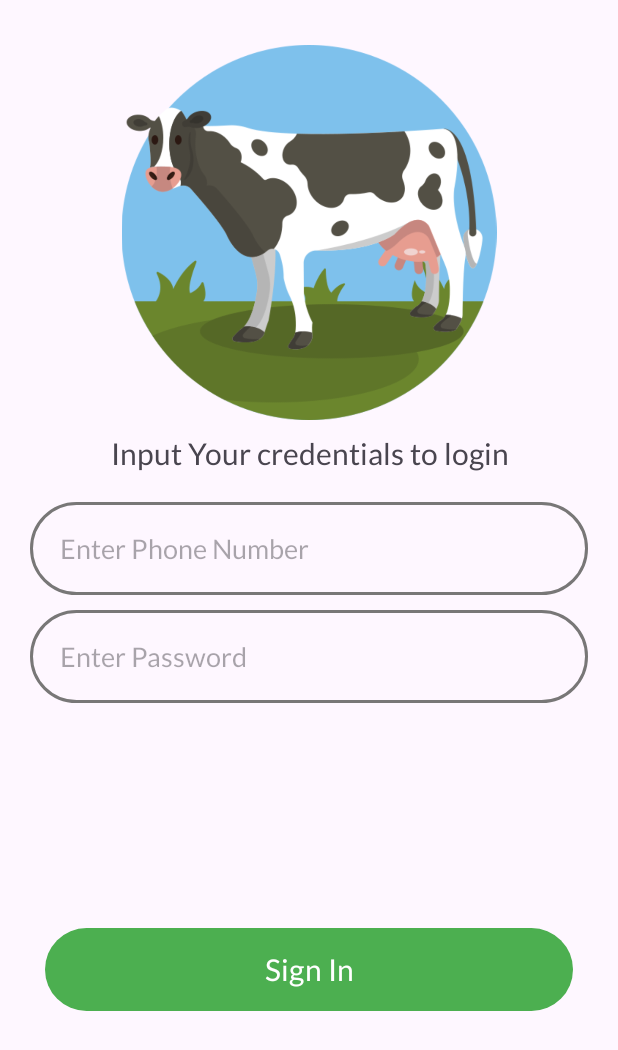
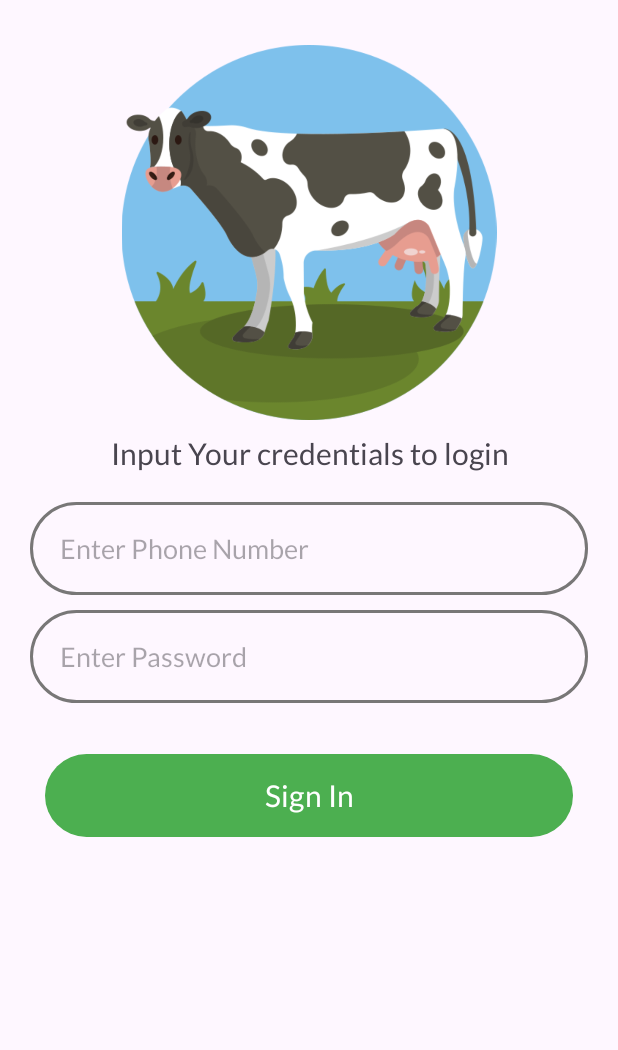
Before and after one commit to IvanOjok/MyFarm, an Android app: the screen it shows after launch (MainActivity), on a phone screen of 412 x 824 dp. Shown: the top 1050 px of the screen. Run offline under Robolectric (Android 15) with nearby library versions, the phone set to English and light mode, and no system bars.

Commit message:
Login fragment implementation; retrofit

```diff
--- a/app/build.gradle.kts
+++ b/app/build.gradle.kts
@@ -50,6 +50,12 @@ dependencies {
     androidTestImplementation("androidx.test.ext:junit:1.1.5")
     androidTestImplementation("androidx.test.espresso:espresso-core:3.5.1")
 
+    //navigation
     implementation("androidx.navigation:navigation-fragment-ktx:$nav_version")
     implementation("androidx.navigation:navigation-ui-ktx:$nav_version")
+
+    //retrofit
+    implementation("com.squareup.retrofit2:retrofit:2.9.0")
+    implementation("com.squareup.retrofit2:converter-gson:2.9.0")
+    implementation("com.google.code.gson:gson:2.10.1")
 }
--- a/app/src/main/AndroidManifest.xml
+++ b/app/src/main/AndroidManifest.xml
@@ -1,6 +1,8 @@
 <?xml version="1.0" encoding="utf-8"?>
 <manifest xmlns:android="http://schemas.android.com/apk/res/android"
     xmlns:tools="http://schemas.android.com/tools">
+
+    <uses-permission android:name="android.permission.INTERNET"/>
 
     <application
         android:allowBackup="true"
--- a/app/src/main/res/layout/fragment_login.xml
+++ b/app/src/main/res/layout/fragment_login.xml
@@ -27,7 +27,7 @@
         tools:layout_editor_absoluteX="156dp" />
 
     <EditText
-        android:id="@+id/editTextText"
+        android:id="@+id/phone"
         android:layout_width="match_parent"
         android:layout_height="wrap_content"
         android:layout_margin="20dp"
@@ -41,7 +41,7 @@
         app:layout_constraintTop_toBottomOf="@+id/textView" />
 
     <EditText
-        android:id="@+id/editTextText2"
+        android:id="@+id/password"
         android:layout_width="match_parent"
         android:layout_height="wrap_content"
         android:layout_marginStart="20dp"
@@ -54,17 +54,46 @@
         android:padding="20dp"
         app:layout_constraintEnd_toEndOf="parent"
         app:layout_constraintStart_toStartOf="parent"
-        app:layout_constraintTop_toBottomOf="@+id/editTextText" />
+        app:layout_constraintTop_toBottomOf="@+id/phone" />
 
     <Button
-        android:id="@+id/button"
+        android:id="@+id/sign_in"
+        style="@style/ButtonStyle"
         android:layout_width="match_parent"
         android:layout_height="wrap_content"
         android:layout_margin="30dp"
         android:padding="15dp"
         android:text="@string/sign_in"
         android:textSize="20sp"
+        app:layout_constraintTop_toBottomOf="@+id/password"
+        tools:layout_editor_absoluteX="30dp" />
+
+    <TextView
+        android:id="@+id/textView2"
+        android:layout_width="match_parent"
+        android:layout_height="wrap_content"
+        android:layout_margin="20dp"
+        android:gravity="center"
+        android:text="@string/sign_up_text"
+        android:textSize="16sp"
+        android:visibility="gone"
         app:layout_constraintBottom_toBottomOf="parent"
-        app:layout_constraintTop_toBottomOf="@+id/editTextText2"
-        tools:layout_editor_absoluteX="124dp" />
+        app:layout_constraintTop_toBottomOf="@+id/sign_in"
+        tools:layout_editor_absoluteX="187dp" />
+
+    <ProgressBar
+        android:id="@+id/progress"
+        style="@style/Widget.AppCompat.ProgressBar.Horizontal"
+        android:layout_width="match_parent"
+        android:layout_height="50dp"
+        android:layout_margin="50dp"
+        android:indeterminateTint="@color/green"
+        android:progressBackgroundTint="#F44336"
+        android:progressTint="#F44336"
+        android:secondaryProgressTint="#F44336"
+        android:visibility="gone"
+        app:layout_constraintBottom_toBottomOf="parent"
+        app:layout_constraintEnd_toEndOf="parent"
+        app:layout_constraintStart_toStartOf="parent"
+        app:layout_constraintTop_toTopOf="parent" />
 </androidx.constraintlayout.widget.ConstraintLayout>
--- a/app/src/main/res/navigation/main_nav_graph.xml
+++ b/app/src/main/res/navigation/main_nav_graph.xml
@@ -18,5 +18,22 @@
         android:id="@+id/loginFragment"
         android:name="com.ivanojok.myfarm.ui.LoginFragment"
         android:label="fragment_login"
-        tools:layout="@layout/fragment_login" />
+        tools:layout="@layout/fragment_login" >
+        <action
+            android:id="@+id/action_loginFragment_to_ownerFragment"
+            app:destination="@id/ownerFragment" />
+        <action
+            android:id="@+id/action_loginFragment_to_workerFragment"
+            app:destination="@id/workerFragment" />
+    </fragment>
+    <fragment
+        android:id="@+id/ownerFragment"
+        android:name="com.ivanojok.myfarm.ui.OwnerFragment"
+        android:label="fragment_owner"
+        tools:layout="@layout/fragment_owner" />
+    <fragment
+        android:id="@+id/workerFragment"
+        android:name="com.ivanojok.myfarm.ui.WorkerFragment"
+        android:label="fragment_worker"
+        tools:layout="@layout/fragment_worker" />
 </navigation>
--- a/app/src/main/res/values-night/themes.xml
+++ b/app/src/main/res/values-night/themes.xml
@@ -4,5 +4,10 @@
         <!-- Customize your dark theme here. -->
         <!-- <item name="colorPrimary">@color/my_dark_primary</item> -->
         <item name="colorPrimary">@color/green_dark</item>
+        <item name="buttonStyle">@style/ButtonStyle</item>
+    </style>
+
+    <style name="ButtonStyle" parent="Widget.Material3.Button">
+        <item name="android:textColor">@color/white</item>
     </style>
 </resources>
--- a/app/src/main/res/values/colors.xml
+++ b/app/src/main/res/values/colors.xml
@@ -7,5 +7,6 @@
     <color name="green_dark">#214A23</color>
 
     <color name="gray">#787777</color>
+    <color name="transparent">#00000000</color>
 
 </resources>
--- a/app/src/main/res/values/strings.xml
+++ b/app/src/main/res/values/strings.xml
@@ -6,4 +6,5 @@
     <string name="input_phone">Enter Phone Number</string>
     <string name="input_password">Enter Password</string>
     <string name="sign_in">Sign In</string>
+    <string name="sign_up_text">Don\'t Have An Account? Sign Up Here.</string>
 </resources>
```
Also changed, not shown: app/src/main/java/com/ivanojok/myfarm/data/model/AuthResponse.kt (added, +18 -0 lines), app/src/main/java/com/ivanojok/myfarm/data/model/ErrorResponse.kt (added, +7 -0 lines), app/src/main/java/com/ivanojok/myfarm/data/model/ErrorUtility.kt (added, +29 -0 lines), app/src/main/java/com/ivanojok/myfarm/data/retrofit/ResponseInterface.kt (added, +18 -0 lines), app/src/main/java/com/ivanojok/myfarm/data/retrofit/RetrofitService.kt (added, +12 -0 lines), app/src/main/java/com/ivanojok/myfarm/ui/LoginFragment.kt (+79 -36 lines), app/src/main/java/com/ivanojok/myfarm/ui/OwnerFragment.kt (added, +60 -0 lines), app/src/main/java/com/ivanojok/myfarm/ui/WorkerFragment.kt (added, +60 -0 lines), app/src/main/java/com/ivanojok/myfarm/utility/ShowProgress.kt (added, +27 -0 lines), app/src/main/res/layout/fragment_owner.xml (added, +14 -0 lines), app/src/main/res/layout/fragment_worker.xml (added, +14 -0 lines), app/src/main/res/layout/show_dialog_layout.xml (added, +19 -0 lines).
